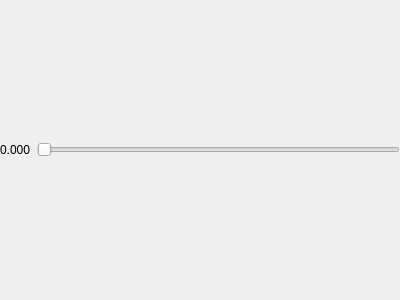
This is template/uic/simulation/simulation.ui in panzergame/dxfplotter as Qt 5 draws it before an edit. The edited form follows.
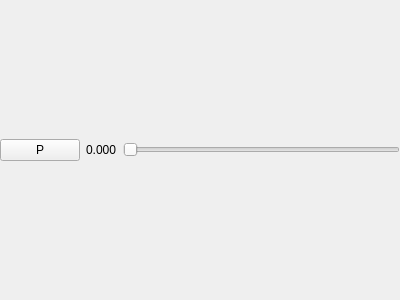
This is the edited form.

Commit message: chore: setup timer to aniamtion time slider

Patch:
```diff
--- a/template/uic/simulation/simulation.ui
+++ b/template/uic/simulation/simulation.ui
@@ -30,13 +30,20 @@
     <layout class="QVBoxLayout" name="container"/>
    </item>
    <item>
-    <layout class="QHBoxLayout" name="horizontalLayout">
+    <layout class="QHBoxLayout" name="horizontalLayout" stretch="0,0,1">
      <property name="leftMargin">
       <number>0</number>
      </property>
      <property name="topMargin">
       <number>0</number>
      </property>
+     <item>
+      <widget class="QPushButton" name="startStopButton">
+       <property name="text">
+        <string>P</string>
+       </property>
+      </widget>
+     </item>
      <item>
       <widget class="QLabel" name="timeLabel">
        <property name="text">
```
The commit also changes 4 other files.
